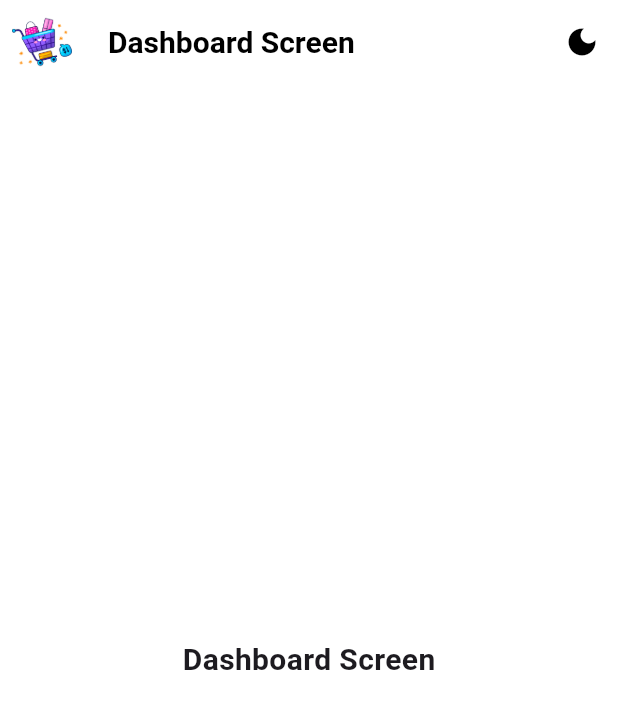
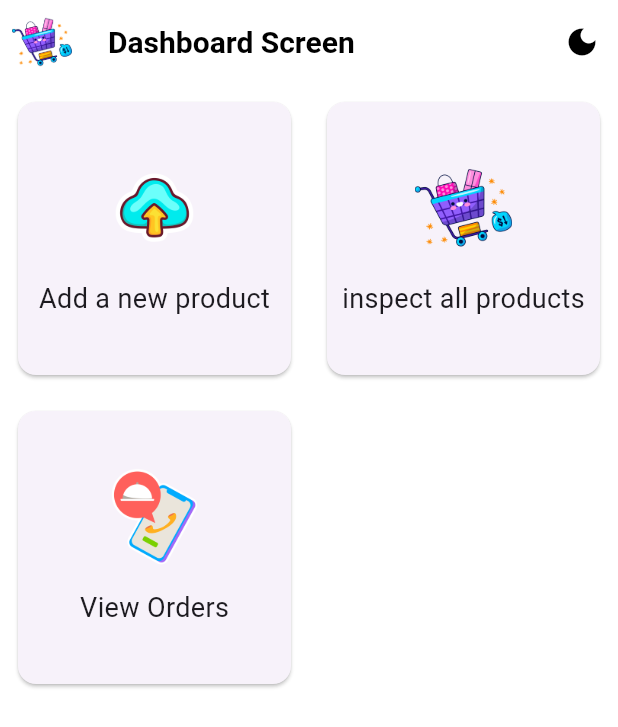
Before and after one commit to ahmedsaadbadawy/shopsmart_admin_panel, a Flutter app: the screen it shows after launch, on a phone screen of 412 x 824 dp. Shown: the top 727 px of the screen. Run offline on Flutter 3.47's test engine with Material 3 defaults, Android fonts, the light colour scheme and no system bars; our stand-ins replace fancy_shimmer_image, shared_preferences, shimmer; missing offline and left inert: dynamic_height_grid_view.

Commit message:
Implement the Dashboard Screen

```diff
--- /dev/null
+++ b/lib/models/dashboard_btn_model.dart
@@ -0,0 +1,38 @@
+import 'package:flutter/material.dart';
+import '../screens/inner_screens/orders/orders_screen.dart';
+import '../screens/search_screen.dart';
+
+import '../services/assets_manager.dart';
+
+class DashboardButtonsModel {
+  final String text, imagePath;
+  final Function onPressed;
+
+  DashboardButtonsModel({
+    required this.text,
+    required this.imagePath,
+    required this.onPressed,
+  });
+
+  static List<DashboardButtonsModel> dashboardBtnList(BuildContext context) => [
+        DashboardButtonsModel(
+          text: "Add a new product",
+          imagePath: AssetsManager.cloud,
+          onPressed: () {},
+        ),
+        DashboardButtonsModel(
+          text: "inspect all products",
+          imagePath: AssetsManager.shoppingCart,
+          onPressed: () {
+            Navigator.pushNamed(context, SearchScreen.routeName);
+          },
+        ),
+        DashboardButtonsModel(
+          text: "View Orders",
+          imagePath: AssetsManager.order,
+          onPressed: () {
+            Navigator.pushNamed(context, OrdersScreenFree.routeName);
+          },
+        ),
+      ];
+}
--- a/lib/screens/dashboard_screen.dart
+++ b/lib/screens/dashboard_screen.dart
@@ -2,8 +2,10 @@ import 'package:flutter/material.dart';
 import 'package:provider/provider.dart';
 import '../widgets/title_text.dart';
 
+import '../models/dashboard_btn_model.dart';
 import '../providers/theme_provider.dart';
 import '../services/assets_manager.dart';
+import '../widgets/dashboard_btn.dart';
 
 class DashboardScreen extends StatefulWidget {
   static const routeName = '/DashboardScreen';
@@ -37,8 +39,25 @@ class DashboardScreenState extends State<DashboardScreen> {
           ),
         ],
       ),
-      body: const Center(
-        child: TitlesTextWidget(label: "Dashboard Screen"),
+      body: GridView.count(
+        crossAxisCount: 2,
+        childAspectRatio: 1,
+        children: List.generate(
+          3,
+          (index) => Padding(
+            padding: const EdgeInsets.all(8.0),
+            child: DashboardButtonsWidget(
+              title:
+                  DashboardButtonsModel.dashboardBtnList(context)[index].text,
+              imagePath: DashboardButtonsModel.dashboardBtnList(context)[index]
+                  .imagePath,
+              onPressed: () {
+                DashboardButtonsModel.dashboardBtnList(context)[index]
+                    .onPressed();
+              },
+            ),
+          ),
+        ),
       ),
     );
   }
--- a/lib/screens/search_screen.dart
+++ b/lib/screens/search_screen.dart
@@ -2,7 +2,6 @@ import 'package:flutter/material.dart';
 import 'package:provider/provider.dart';
 import '../models/product_model.dart';
 import '../providers/product_provider.dart';
-import '../services/assets_manager.dart';
 import 'package:dynamic_height_grid_view/dynamic_height_grid_view.dart';
 
 import '../widgets/product_widget.dart';
@@ -49,10 +48,10 @@ class _SearchScreenState extends State<SearchScreen> {
       child: Scaffold(
           appBar: AppBar(
             title: TitlesTextWidget(label: passedCategory ?? "Search"),
-            leading: Padding(
-              padding: const EdgeInsets.all(8.0),
-              child: Image.asset(AssetsManager.shoppingCart),
-            ),
+            // leading: Padding(
+            //   padding: const EdgeInsets.all(8.0),
+            //   child: Image.asset(AssetsManager.shoppingCart),
+            // ),
           ),
           body: productList.isEmpty
               ? const Center(
--- /dev/null
+++ b/lib/widgets/dashboard_btn.dart
@@ -0,0 +1,41 @@
+import 'package:flutter/material.dart';
+import '../widgets/subtitle_text.dart';
+
+class DashboardButtonsWidget extends StatelessWidget {
+  const DashboardButtonsWidget(
+      {super.key,
+      required this.title,
+      required this.imagePath,
+      required this.onPressed});
+
+  final String title, imagePath;
+  final Function onPressed;
+  @override
+  Widget build(BuildContext context) {
+    return GestureDetector(
+      onTap: () {
+        onPressed();
+      },
+      child: Card(
+        child: Column(
+          mainAxisAlignment: MainAxisAlignment.center,
+          crossAxisAlignment: CrossAxisAlignment.center,
+          children: [
+            Image.asset(
+              imagePath,
+              height: 65,
+              width: 65,
+            ),
+            const SizedBox(
+              height: 15,
+            ),
+            SubtitleTextWidget(
+              label: title,
+              fontSize: 18,
+            )
+          ],
+        ),
+      ),
+    );
+  }
+}
```
Also changed, not shown: lib/main.dart (+3 -5 lines).
